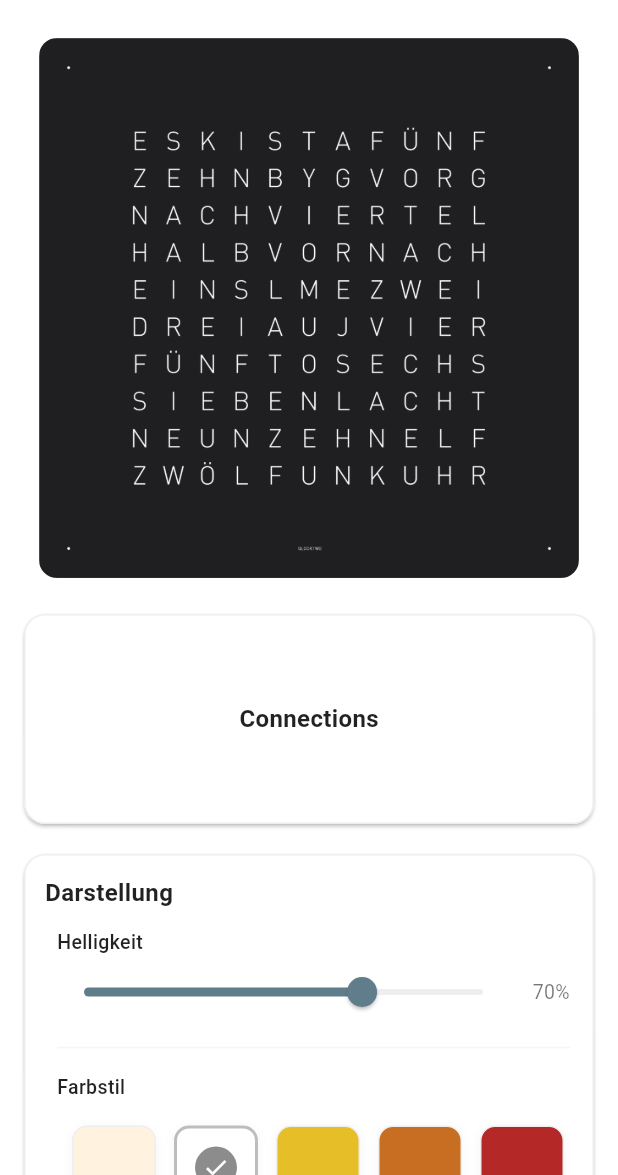
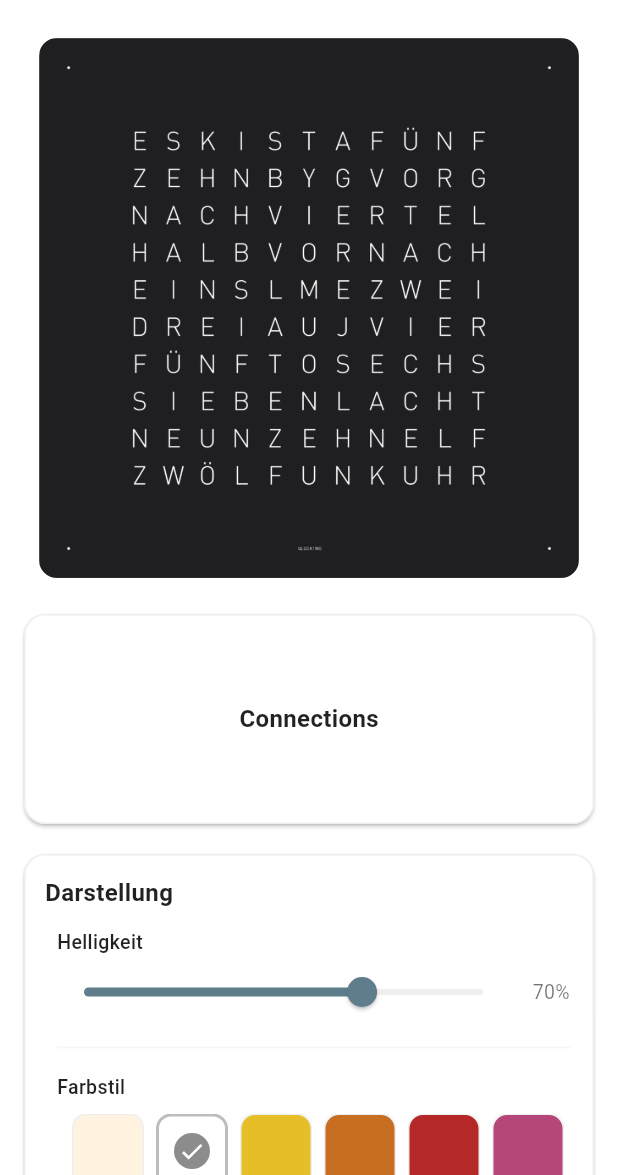
Before and after one commit to 333paul/wordclock_website_testing, a Flutter app: the screen it shows after launch, on a phone screen of 412 x 824 dp, the part 61-1236 px from its top. Run offline on Flutter 3.47's test engine with Material 3 defaults, Android fonts, the phone set to English and light mode, and no system bars.

Commit message:
Add notifiers to VisualisationCard for optimized state updates and reduce rebuilds

```diff
--- a/lib/cards/card_visualisation.dart
+++ b/lib/cards/card_visualisation.dart
@@ -1,14 +1,9 @@
 import 'package:flutter/material.dart';
 
-// A modern, interactive visualization card:
-// - Title "Darstellung" top-left
-// - Brightness section with label + slider (swipe/drag)
-// - Color style section with 10 square color swatches in a horizontal
-//   scrollable row; tap to select. Selected swatch shows a checkmark.
-
-/// VisualisationCard is the exported widget. It receives the current
-/// brightness and selected color from the parent and reports changes via
-/// callbacks so the parent (main.dart) can persist them.
+/// Modern visualisation card:
+/// - "Darstellung" title
+/// - Brightness slider (with smoother update)
+/// - Color palette with tap selection
 class VisualisationCard extends StatefulWidget {
   const VisualisationCard({
     Key? key,
@@ -16,6 +11,8 @@ class VisualisationCard extends StatefulWidget {
     required this.onBrightnessChanged,
     required this.color,
     required this.onColorChanged,
+    this.brightnessNotifier,
+    this.colorNotifier,
   }) : super(key: key);
 
   final double brightness;
@@ -23,23 +20,78 @@ class VisualisationCard extends StatefulWidget {
   final Color color;
   final ValueChanged<Color> onColorChanged;
 
+  /// Optional notifiers for optimized local state updates
+  final ValueNotifier<double>? brightnessNotifier;
+  final ValueNotifier<Color>? colorNotifier;
+
   @override
   State<VisualisationCard> createState() => _VisualisationCardState();
 }
 
 class _VisualisationCardState extends State<VisualisationCard> {
-  // a simple palette of 10 colors (feel free to change)
+  late double _localBrightness;
+
+  @override
+  void initState() {
+    super.initState();
+    _localBrightness = widget.brightness;
+    widget.brightnessNotifier?.addListener(_brightnessNotifierListener);
+    widget.colorNotifier?.addListener(_colorNotifierListener);
+  }
+
+  @override
+  void dispose() {
+    widget.brightnessNotifier?.removeListener(_brightnessNotifierListener);
+    widget.colorNotifier?.removeListener(_colorNotifierListener);
+    super.dispose();
+  }
+
+  @override
+  void didUpdateWidget(covariant VisualisationCard oldWidget) {
+    super.didUpdateWidget(oldWidget);
+
+    // keep local brightness in sync when parent updates externally
+    if (oldWidget.brightness != widget.brightness) {
+      _localBrightness = widget.brightness;
+    }
+
+    // re-register notifiers if changed
+    if (oldWidget.brightnessNotifier != widget.brightnessNotifier) {
+      oldWidget.brightnessNotifier?.removeListener(_brightnessNotifierListener);
+      widget.brightnessNotifier?.addListener(_brightnessNotifierListener);
+      if (widget.brightnessNotifier != null) {
+        _localBrightness = widget.brightnessNotifier!.value;
+      }
+    }
+
+    if (oldWidget.colorNotifier != widget.colorNotifier) {
+      oldWidget.colorNotifier?.removeListener(_colorNotifierListener);
+      widget.colorNotifier?.addListener(_colorNotifierListener);
+    }
+  }
+
+  void _brightnessNotifierListener() {
+    setState(() {
+      _localBrightness = widget.brightnessNotifier!.value;
+    });
+  }
+
+  void _colorNotifierListener() {
+    setState(() {}); // only repaint color swatch selection
+  }
+
+  // palette of 10 muted colors
   final List<Color> _colors = const [
-    Color.fromARGB(255, 255, 243, 224), // Warmweiß (RGB 255,243,224) - #FFF3E0
-    Color.fromARGB(255, 255, 255, 255), // Weiß (RGB 255,255,255) - #FFFFFF
-    Color.fromARGB(255, 230, 190, 40), // gedämpftes Gelb (RGB 230,190,40)
-    Color.fromARGB(255, 200, 110, 35), // gedämpftes Orange (RGB 200,110,35)
-    Color.fromARGB(255, 180, 40, 40), // gedämpftes Rot (RGB 180,40,40)
-    Color.fromARGB(255, 180, 70, 120), // gedämpftes Magenta (RGB 180,70,120)
-    Color.fromARGB(255, 110, 70, 180), // gedämpftes Violett (RGB 110,70,180)
-    Color.fromARGB(255, 60, 110, 180), // gedämpftes Blau (RGB 60,110,180)
-    Color.fromARGB(255, 50, 150, 150), // gedämpftes Cyan/Teal (RGB 50,150,150)
-    Color.fromARGB(255, 50, 150, 80), // gedämpftes Grün (RGB 50,150,80)
+    Color.fromARGB(255, 255, 243, 224),
+    Color.fromARGB(255, 255, 255, 255),
+    Color.fromARGB(255, 230, 190, 40),
+    Color.fromARGB(255, 200, 110, 35),
+    Color.fromARGB(255, 180, 40, 40),
+    Color.fromARGB(255, 180, 70, 120),
+    Color.fromARGB(255, 110, 70, 180),
+    Color.fromARGB(255, 60, 110, 180),
+    Color.fromARGB(255, 50, 150, 150),
+    Color.fromARGB(255, 50, 150, 80),
   ];
 
   @override
@@ -57,7 +109,6 @@ class _VisualisationCardState extends State<VisualisationCard> {
           crossAxisAlignment: CrossAxisAlignment.start,
           mainAxisSize: MainAxisSize.min,
           children: [
-            // Title
             const Text(
               'Darstellung',
               style: TextStyle(
@@ -68,14 +119,12 @@ class _VisualisationCardState extends State<VisualisationCard> {
             ),
             const SizedBox(height: 12),
 
-            // Content indented a bit to create a modern visual rhythm (title flush,
-            // content slightly inset)
+            // Brightness section
             Padding(
               padding: const EdgeInsets.only(left: 8.0, right: 2.0),
               child: Column(
                 crossAxisAlignment: CrossAxisAlignment.start,
                 children: [
-                  // Brightness section
                   const Text(
                     'Helligkeit',
                     style: TextStyle(
@@ -85,7 +134,6 @@ class _VisualisationCardState extends State<VisualisationCard> {
                     ),
                   ),
                   const SizedBox(height: 6),
-                  // Slider wrapped in a Row to show percentage on the right
                   Row(
                     children: [
                       Expanded(
@@ -101,9 +149,6 @@ class _VisualisationCardState extends State<VisualisationCard> {
                             activeTrackColor: Colors.blueGrey,
                             inactiveTrackColor: Colors.grey.shade200,
                             thumbColor: Colors.blueGrey,
-                            // make the value indicator (the popup label when dragging)
-                            // have a black background with white text instead of the
-                            // default theme color (was purple-ish)
                             valueIndicatorColor: Colors.blueGrey,
                             valueIndicatorTextStyle: const TextStyle(
                               color: Colors.white,
@@ -112,10 +157,22 @@ class _VisualisationCardState extends State<VisualisationCard> {
                           child: Slider(
                             min: 0,
                             max: 100,
-                            value: widget.brightness,
                             divisions: 100,
-                            label: '${widget.brightness.round()}%',
-                            onChanged: (v) => widget.onBrightnessChanged(v),
+                            value: _localBrightness,
+                            label: '${_localBrightness.round()}%',
+                            onChanged: (v) {
+                              // reduce rebuild frequency to every ~0.5%
+                              if ((v - _localBrightness).abs() >= 0.5) {
+                                setState(() => _localBrightness = v);
+                              }
+                            },
+                            onChangeEnd: (v) {
+                              if (widget.brightnessNotifier != null) {
+                                widget.brightnessNotifier!.value = v;
+                              } else {
+                                widget.onBrightnessChanged(v);
+                              }
+                            },
                           ),
                         ),
                       ),
@@ -123,7 +180,7 @@ class _VisualisationCardState extends State<VisualisationCard> {
                       SizedBox(
                         width: 34,
                         child: Text(
-                          '${widget.brightness.round()}%',
+                          '${_localBrightness.round()}%',
                           textAlign: TextAlign.right,
                           style: const TextStyle(
                             fontSize: 13,
@@ -135,7 +192,6 @@ class _VisualisationCardState extends State<VisualisationCard> {
                   ),
                   const SizedBox(height: 10),
 
-                  // subtle divider for a modern card sectioning
                   Divider(
                     height: 18,
                     thickness: 1,
@@ -143,7 +199,6 @@ class _VisualisationCardState extends State<VisualisationCard> {
                   ),
                   const SizedBox(height: 8),
 
-                  // Color style section
                   const Text(
                     'Farbstil',
                     style: TextStyle(
@@ -153,34 +208,47 @@ class _VisualisationCardState extends State<VisualisationCard> {
                     ),
                   ),
                   const SizedBox(height: 8),
+
                   SizedBox(
-                    height: 72,
+                    height:
+                        50, // vorher 72 — kompakter, damit quadratische Felder nicht "verloren" wirken
                     child: ListView.builder(
                       scrollDirection: Axis.horizontal,
+                      physics: const ClampingScrollPhysics(),
+                      padding: const EdgeInsets.symmetric(horizontal: 6),
                       itemCount: _colors.length,
-                      physics: const BouncingScrollPhysics(),
+                      itemBuilder: (context, i) {
+                        final Color currentColor =
+                            widget.colorNotifier?.value ?? widget.color;
+                        final bool selected =
+                            currentColor.value == _colors[i].value;
+                        return Padding(
                           padding: const EdgeInsets.symmetric(horizontal: 4),
-                      itemBuilder: (context, i) {
-                        final bool selected =
-                            widget.color.value == _colors[i].value;
-                        return Padding(
-                          padding: const EdgeInsets.symmetric(horizontal: 6),
+                          child: Material(
+                            color: Colors.transparent,
                             child: InkWell(
                               borderRadius: BorderRadius.circular(10),
-                            onTap: () => widget.onColorChanged(_colors[i]),
-                            child: Stack(
-                              alignment: Alignment.center,
-                              children: [
-                                Container(
-                                  width: 56,
-                                  height: 56,
+                              overlayColor:
+                                  MaterialStateProperty.resolveWith<Color?>(
+                                    (states) =>
+                                        states.contains(MaterialState.pressed)
+                                            ? Colors.black.withOpacity(0.10)
+                                            : null,
+                                  ),
+                              onTap: () {
+                                if (widget.colorNotifier != null) {
+                                  widget.colorNotifier!.value = _colors[i];
+                                } else {
+                                  widget.onColorChanged(_colors[i]);
+                                }
+                              },
+                              child: Ink(
+                                width: 48, // gleich
+                                height: 48, // gleich → quadratisch
                                 decoration: BoxDecoration(
                                   color: _colors[i],
                                   borderRadius: BorderRadius.circular(10),
                                   border: Border.all(
-                                      // always show a thin light grey border so the
-                                      // swatches are visible on light backgrounds;
-                                      // when selected, make it a bit stronger.
                                     color:
                                         selected
                                             ? Colors.black26
@@ -189,22 +257,22 @@ class _VisualisationCardState extends State<VisualisationCard> {
                                   ),
                                   boxShadow: [
                                     BoxShadow(
-                                        color: Colors.black.withOpacity(0.04),
-                                        blurRadius: 6,
-                                        offset: const Offset(0, 2),
+                                      color: Colors.black.withOpacity(0.06),
+                                      blurRadius: 3,
+                                      offset: const Offset(0, 1.5),
                                     ),
                                   ],
                                 ),
+                                child:
+                                    selected
+                                        ? Center(
+                                          child: Container(
+                                            width: 24,
+                                            height: 24,
+                                            decoration: BoxDecoration(
+                                              color: Colors.black.withOpacity(
+                                                0.45,
                                               ),
-                                // checkmark overlay when selected
-                                AnimatedOpacity(
-                                  opacity: selected ? 1.0 : 0.0,
-                                  duration: const Duration(milliseconds: 180),
-                                  child: Container(
-                                    width: 28,
-                                    height: 28,
-                                    decoration: BoxDecoration(
-                                      color: Colors.black.withOpacity(0.45),
                                               shape: BoxShape.circle,
                                             ),
                                             child: const Icon(
@@ -213,8 +281,9 @@ class _VisualisationCardState extends State<VisualisationCard> {
                                               size: 18,
                                             ),
                                           ),
+                                        )
+                                        : null,
                               ),
-                              ],
                             ),
                           ),
                         );
--- a/lib/main.dart
+++ b/lib/main.dart
@@ -45,6 +45,9 @@ class _HomeScaffoldState extends State<HomeScaffold> {
   int selectedColor_RED = 255;
   int selectedColor_GREEN = 255;
   int selectedColor_BLUE = 255;
+  // Notifiers to avoid frequent full-widget rebuilds during interactions
+  ValueNotifier<double>? brightnessNotifier;
+  ValueNotifier<Color>? colorNotifier;
 
   // Automatisierungs-Parameter
   int EnableNightMode = 0; //Automatisches Ein/Ausschalten
@@ -71,6 +74,62 @@ class _HomeScaffoldState extends State<HomeScaffold> {
   void initState() {
     super.initState();
     _printVisualVars('init');
+    // Initialize notifiers from the canonical state so the visual card can
+    // update them directly without causing a full scaffold rebuild on every
+    // user interaction (slider drag / swatch tap). The listeners update the
+    // canonical ints stored here but intentionally do not call setState.
+    brightnessNotifier = ValueNotifier<double>(brightness);
+    brightnessNotifier!.addListener(_brightnessNotifierListener);
+
+    colorNotifier = ValueNotifier<Color>(
+      Color.fromARGB(
+        255,
+        selectedColor_RED,
+        selectedColor_GREEN,
+        selectedColor_BLUE,
+      ),
+    );
+    colorNotifier!.addListener(_colorNotifierListener);
+    // Precache preview image to avoid decoding jank during first display on mobile.
+    WidgetsBinding.instance.addPostFrameCallback((_) {
+      precacheImage(
+        const AssetImage('assets/images/wordclock_preview.png'),
+        context,
+      );
+    });
+  }
+
+  void _brightnessNotifierListener() {
+    final v = brightnessNotifier?.value ?? brightness;
+    // update canonical value without triggering a full rebuild; the card
+    // listens to the notifier and will update visually.
+    brightness = v;
+    _printVisualVars('brightness-notifier');
+  }
+
+  void _colorNotifierListener() {
+    final c =
+        colorNotifier?.value ??
+        Color.fromARGB(
+          255,
+          selectedColor_RED,
+          selectedColor_GREEN,
+          selectedColor_BLUE,
+        );
+    selectedColor_RED = c.red;
+    selectedColor_GREEN = c.green;
+    selectedColor_BLUE = c.blue;
+    _printVisualVars('color-notifier');
+  }
+
+  @override
+  void dispose() {
+    // remove our listeners and dispose the notifiers we created
+    brightnessNotifier?.removeListener(_brightnessNotifierListener);
+    colorNotifier?.removeListener(_colorNotifierListener);
+    brightnessNotifier?.dispose();
+    colorNotifier?.dispose();
+    super.dispose();
   }
 
   void _printVisualVars([String when = '']) {
@@ -89,7 +148,6 @@ class _HomeScaffoldState extends State<HomeScaffold> {
     _printVisualVars('after setState');
   }
 
-  @override
   Widget build(BuildContext context) {
     // decide wide layout early for AppBar buttons
     final bool wideAtAppBar = MediaQuery.of(context).size.width >= 800;
@@ -281,6 +339,8 @@ class _HomeScaffoldState extends State<HomeScaffold> {
                             width: cardWidth,
                             child: visual.VisualisationCard(
                               brightness: brightness,
+                              brightnessNotifier: brightnessNotifier,
+                              colorNotifier: colorNotifier,
                               onBrightnessChanged:
                                   (v) => setState(() => brightness = v),
                               color: Color.fromARGB(
@@ -301,6 +361,8 @@ class _HomeScaffoldState extends State<HomeScaffold> {
                       if (cardWidth == null)
                         visual.VisualisationCard(
                           brightness: brightness,
+                          brightnessNotifier: brightnessNotifier,
+                          colorNotifier: colorNotifier,
                           onBrightnessChanged:
                               (v) => setState(() => brightness = v),
                           color: Color.fromARGB(
```
Lines whose indentation alone changed are shown as unchanged.
